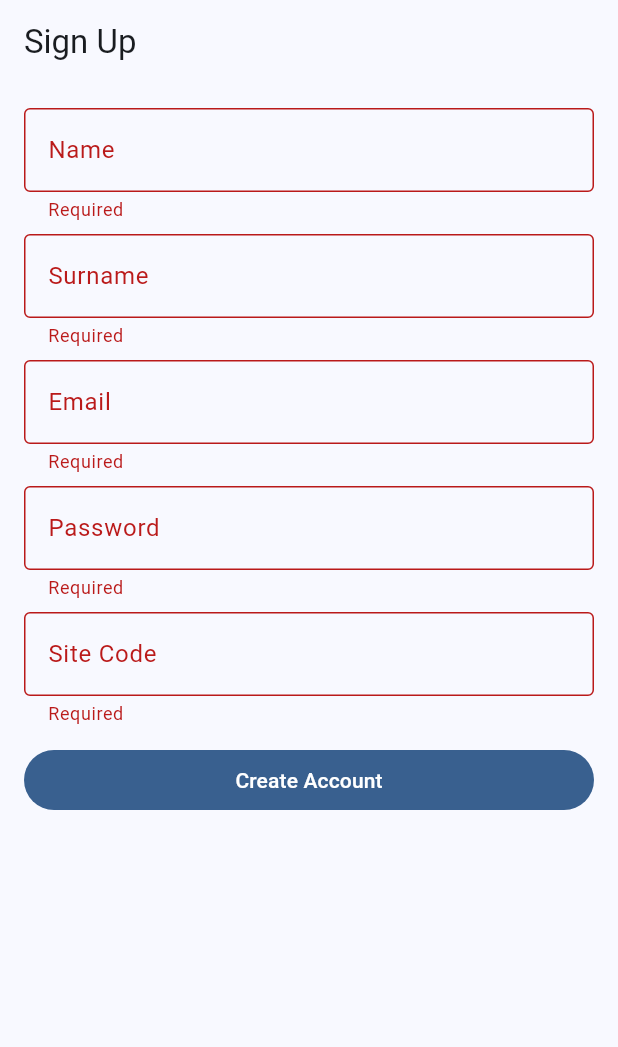
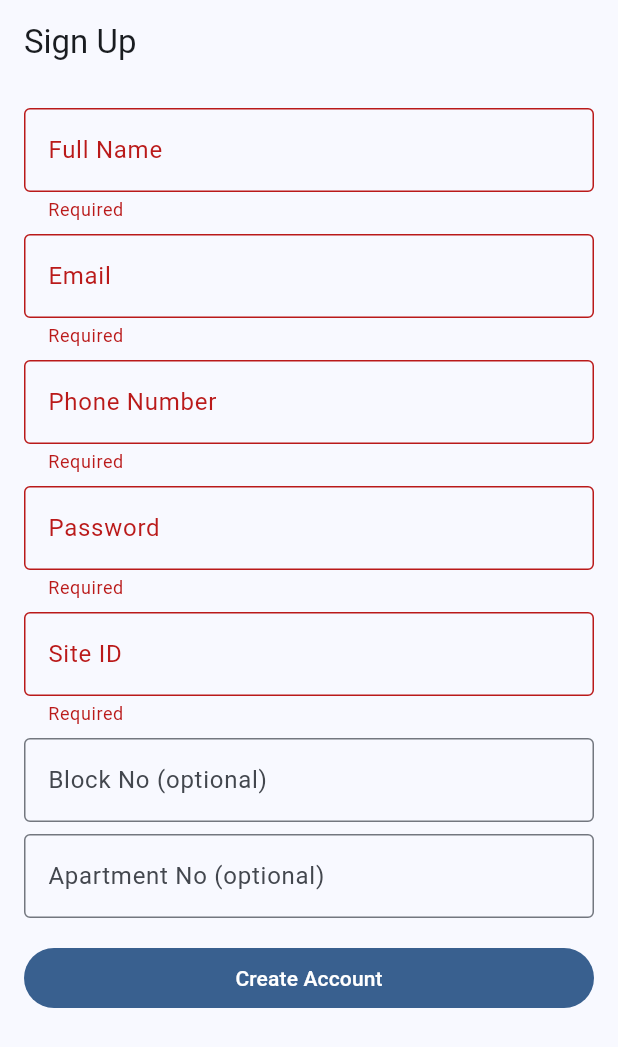
Before and after one commit to afeyzaayus/CSE343-Software-Engineering, a Flutter app: the SignupScreen screen opened by its route, after a tap on "Create Account", on a phone screen of 412 x 824 dp. Shown: the top 1047 px of the screen. Run offline on Flutter 3.47's test engine with Material 3 defaults, Android fonts, the phone set to English and light mode, and no system bars; our stand-ins replace dio, flutter_riverpod, flutter_secure_storage, go_router; accounts and stored records are empty.

Commit message:
mobil register backend config

```diff
--- a/site_app/lib/core/config.dart
+++ b/site_app/lib/core/config.dart
@@ -1,4 +1,5 @@
 class AppConfig {
   static const bool useMockApi = false; // ✅ ARTIK GERÇEK API
-  static const String apiBaseUrl = 'https://192.168.1.55:8080'; // ← SENİN BASE URL’İN
+  static const String apiBaseUrl = 'http://127.0.0.1:3000';
+
 }
--- a/site_app/lib/features/auth/signup_screen.dart
+++ b/site_app/lib/features/auth/signup_screen.dart
@@ -4,50 +4,118 @@ import '../../core/auth/auth_controller.dart';
 
 class SignupScreen extends ConsumerStatefulWidget {
   const SignupScreen({super.key});
-  @override ConsumerState<SignupScreen> createState() => _SignupScreenState();
+
+  @override
+  ConsumerState<SignupScreen> createState() => _SignupScreenState();
 }
 
 class _SignupScreenState extends ConsumerState<SignupScreen> {
   final _f = GlobalKey<FormState>();
-  final name = TextEditingController();
-  final surname = TextEditingController();
+
+  final fullname = TextEditingController();
   final email = TextEditingController();
+  final phone = TextEditingController();
   final pass = TextEditingController();
-  final siteCode = TextEditingController();
+  final siteId = TextEditingController();
+  final blockNo = TextEditingController();
+  final apartmentNo = TextEditingController();
 
   @override
   Widget build(BuildContext context) {
     final auth = ref.watch(authStateProvider);
+
     return Scaffold(
       appBar: AppBar(title: const Text('Sign Up')),
       body: Padding(
         padding: const EdgeInsets.all(16),
         child: Form(
           key: _f,
-          child: ListView(children: [
-            TextFormField(controller: name, decoration: const InputDecoration(labelText: 'Name'), validator: _req),
+          child: ListView(
+            children: [
+              TextFormField(
+                controller: fullname,
+                decoration: const InputDecoration(labelText: 'Full Name'),
+                validator: _req,
+              ),
               const SizedBox(height: 8),
-            TextFormField(controller: surname, decoration: const InputDecoration(labelText: 'Surname'), validator: _req),
+              TextFormField(
+                controller: email,
+                decoration: const InputDecoration(labelText: 'Email'),
+                validator: _req,
+              ),
               const SizedBox(height: 8),
-            TextFormField(controller: email, decoration: const InputDecoration(labelText: 'Email'), validator: _req),
+              TextFormField(
+                controller: phone,
+                decoration: const InputDecoration(labelText: 'Phone Number'),
+                validator: _req,
+              ),
               const SizedBox(height: 8),
-            TextFormField(controller: pass, decoration: const InputDecoration(labelText: 'Password'), obscureText: true, validator: _req),
+              TextFormField(
+                controller: pass,
+                decoration: const InputDecoration(labelText: 'Password'),
+                obscureText: true,
+                validator: _req,
+              ),
               const SizedBox(height: 8),
-            TextFormField(controller: siteCode, decoration: const InputDecoration(labelText: 'Site Code'), validator: _req),
-            if (auth.error != null) Padding(padding: const EdgeInsets.only(top:8), child: Text(auth.error!, style: const TextStyle(color: Colors.red))),
-            const SizedBox(height: 12),
-            FilledButton(onPressed: () async {
+              TextFormField(
+                controller: siteId,
+                decoration: const InputDecoration(labelText: 'Site ID'),
+                validator: _req,
+              ),
+              const SizedBox(height: 8),
+              TextFormField(
+                controller: blockNo,
+                decoration: const InputDecoration(labelText: 'Block No (optional)'),
+              ),
+              const SizedBox(height: 8),
+              TextFormField(
+                controller: apartmentNo,
+                decoration: const InputDecoration(labelText: 'Apartment No (optional)'),
+              ),
+              if (auth.error != null)
+                Padding(
+                  padding: const EdgeInsets.only(top: 8),
+                  child: Text(
+                    auth.error!,
+                    style: const TextStyle(color: Colors.red),
+                  ),
+                ),
+              const SizedBox(height: 16),
+              FilledButton(
+                onPressed: () async {
                   if (_f.currentState!.validate()) {
+/*                     // Site ID'yi sayıya dönüştür
+                    final int? parsedSiteId = int.tryParse(siteId.text);
+
+                    if (parsedSiteId == null) {
+                      ScaffoldMessenger.of(context).showSnackBar(
+                        const SnackBar(content: Text('Site ID must be a number')),
+                      );
+                      return;
+                    } */
+
                     await ref.read(authStateProvider.notifier).signup(
-                  name: name.text, surname: surname.text, email: email.text, password: pass.text, siteCode: siteCode.text);
+                          fullName: fullname.text,
+                          email: email.text,
+                          phoneNumber: phone.text,
+                          password: pass.text,
+                          siteId: siteId.text,
+                          blockNo: blockNo.text.isNotEmpty ? blockNo.text : null,
+                          apartmentNo:
+                              apartmentNo.text.isNotEmpty ? apartmentNo.text : null,
+                        );
+
                     if (context.mounted) Navigator.pop(context);
                   }
-            }, child: const Text('Create Account')),
-          ]),
+                },
+                child: const Text('Create Account'),
+              ),
+            ],
+          ),
         ),
       ),
     );
   }
 
-  String? _req(String? v) => (v==null||v.isEmpty)?'Required':null;
+  String? _req(String? v) => (v == null || v.isEmpty) ? 'Required' : null;
 }
```
Also changed, not shown: site_app/lib/core/auth/auth_controller.dart (+12 -8 lines), site_app/lib/core/auth/auth_repository.dart (+42 -17 lines), site_app/lib/core/network/dio_provider.dart (+8 -0 lines), 45 other files. Lines whose indentation alone changed are shown as unchanged.
